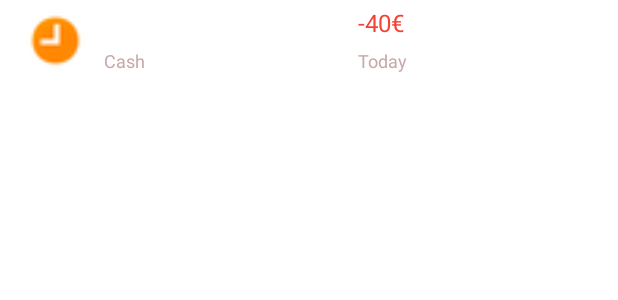
After one commit to ievoms/App-dev-money-tracking, an Android app: the layout home_expanses_adp.xml on its own in the app's theme, with its tools: preview values and no code run, on a phone screen of 412 x 824 dp. The commit adds this screen. Shown: the top 300 px of the screen. Run offline under Robolectric (Android 15) with nearby library versions, the phone set to English and light mode, and no system bars.

Commit message:
home activity

```diff
--- a/app/src/main/AndroidManifest.xml
+++ b/app/src/main/AndroidManifest.xml
@@ -1,7 +1,8 @@
 <?xml version="1.0" encoding="utf-8"?>
 <manifest xmlns:android="http://schemas.android.com/apk/res/android"
     package="com.example.app_dev_money_tracking">
-
+    <uses-permission android:name="android.permission.INTERNET" />
+    <uses-permission android:name="android.permission.ACCESS_NETWORK_STATE" />
     <application
         android:allowBackup="true"
         android:icon="@mipmap/ic_launcher"
--- /dev/null
+++ b/app/src/main/res/layout/home_expanses_adp.xml
@@ -0,0 +1,82 @@
+<?xml version="1.0" encoding="utf-8"?>
+<androidx.constraintlayout.widget.ConstraintLayout xmlns:android="http://schemas.android.com/apk/res/android"
+    xmlns:app="http://schemas.android.com/apk/res-auto"
+    xmlns:tools="http://schemas.android.com/tools"
+    android:layout_width="match_parent"
+    android:layout_height="wrap_content">
+
+    <ImageView
+        android:id="@+id/imageView"
+        android:layout_width="54dp"
+        android:layout_height="43dp"
+        android:layout_marginStart="10dp"
+        android:layout_marginTop="5dp"
+        android:layout_marginBottom="5dp"
+        app:layout_constraintBottom_toBottomOf="parent"
+        app:layout_constraintStart_toStartOf="parent"
+        app:layout_constraintTop_toTopOf="parent"
+        app:srcCompat="@android:drawable/presence_away"
+        tools:srcCompat="@tools:sample/avatars" />
+
+    <TextView
+        android:id="@+id/Txt_home_cat"
+        android:layout_width="wrap_content"
+        android:layout_height="wrap_content"
+        android:layout_marginStart="5dp"
+        android:layout_marginTop="4dp"
+        android:text="Bar cafe"
+        android:textColor="#FFFFFF"
+        android:textSize="16sp"
+        app:layout_constraintEnd_toStartOf="@+id/guideline2"
+        app:layout_constraintHorizontal_bias="0.0"
+        app:layout_constraintStart_toEndOf="@+id/imageView"
+        app:layout_constraintTop_toTopOf="parent" />
+
+    <TextView
+        android:id="@+id/Txt_home_acc"
+        android:layout_width="wrap_content"
+        android:layout_height="wrap_content"
+        android:layout_marginBottom="5dp"
+        android:text="Cash"
+        android:textColor="#C6A9A9"
+        android:textSize="12sp"
+        app:layout_constraintBottom_toBottomOf="parent"
+        app:layout_constraintEnd_toEndOf="@+id/Txt_home_cat"
+        app:layout_constraintHorizontal_bias="0.0"
+        app:layout_constraintStart_toStartOf="@+id/Txt_home_cat" />
+
+    <TextView
+        android:id="@+id/Txt_home_record_date"
+        android:layout_width="wrap_content"
+        android:layout_height="wrap_content"
+        android:layout_marginBottom="5dp"
+        android:text="Today"
+        android:textColor="#C6A9A9"
+        android:textSize="12sp"
+        app:layout_constraintBottom_toBottomOf="parent"
+        app:layout_constraintEnd_toEndOf="@+id/Txt_home_amount"
+        app:layout_constraintHorizontal_bias="0.0"
+        app:layout_constraintStart_toStartOf="@+id/Txt_home_amount" />
+
+    <TextView
+        android:id="@+id/Txt_home_amount"
+        android:layout_width="wrap_content"
+        android:layout_height="wrap_content"
+        android:layout_marginTop="4dp"
+        android:layout_marginEnd="68dp"
+        android:shadowColor="#FFFFFF"
+        android:text="-40€"
+        android:textColor="#F44336"
+        android:textSize="16sp"
+        app:layout_constraintEnd_toEndOf="parent"
+        app:layout_constraintHorizontal_bias="0.0"
+        app:layout_constraintStart_toStartOf="@+id/guideline2"
+        app:layout_constraintTop_toTopOf="parent" />
+
+    <androidx.constraintlayout.widget.Guideline
+        android:id="@+id/guideline2"
+        android:layout_width="wrap_content"
+        android:layout_height="wrap_content"
+        android:orientation="vertical"
+        app:layout_constraintGuide_begin="239dp" />
+</androidx.constraintlayout.widget.ConstraintLayout>
```
Also changed, not shown: app/src/main/java/com/example/app_dev_money_tracking/Account_list_adapter.java (+15 -0 lines), app/src/main/java/com/example/app_dev_money_tracking/Currency_conversion_data.java (added, +124 -0 lines), app/src/main/java/com/example/app_dev_money_tracking/Exp_inc_record.java (added, +71 -0 lines), app/src/main/java/com/example/app_dev_money_tracking/Expanse_list_adapter.java (added, +73 -0 lines), app/src/main/java/com/example/app_dev_money_tracking/Home_activity.java (+51 -10 lines), app/src/main/java/com/example/app_dev_money_tracking/User_settings.java (added, +45 -0 lines), app/src/main/res/layout/activity_home.xml (+41 -4 lines), app/src/main/res/layout/home_acc_adp.xml (+16 -8 lines).
